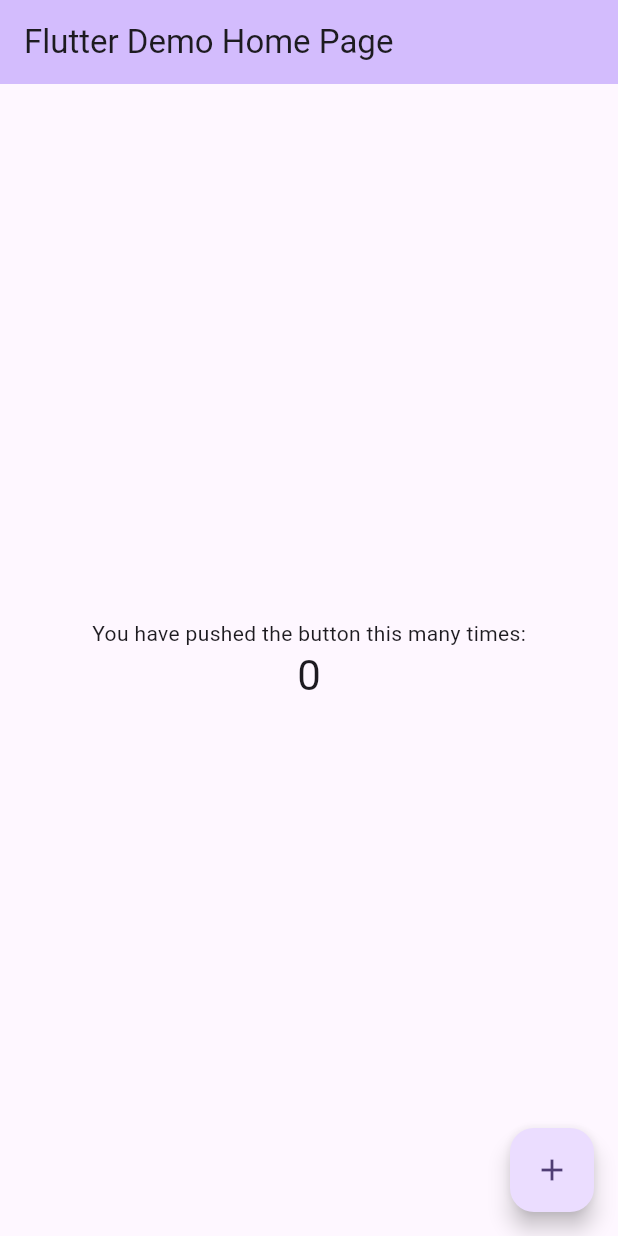
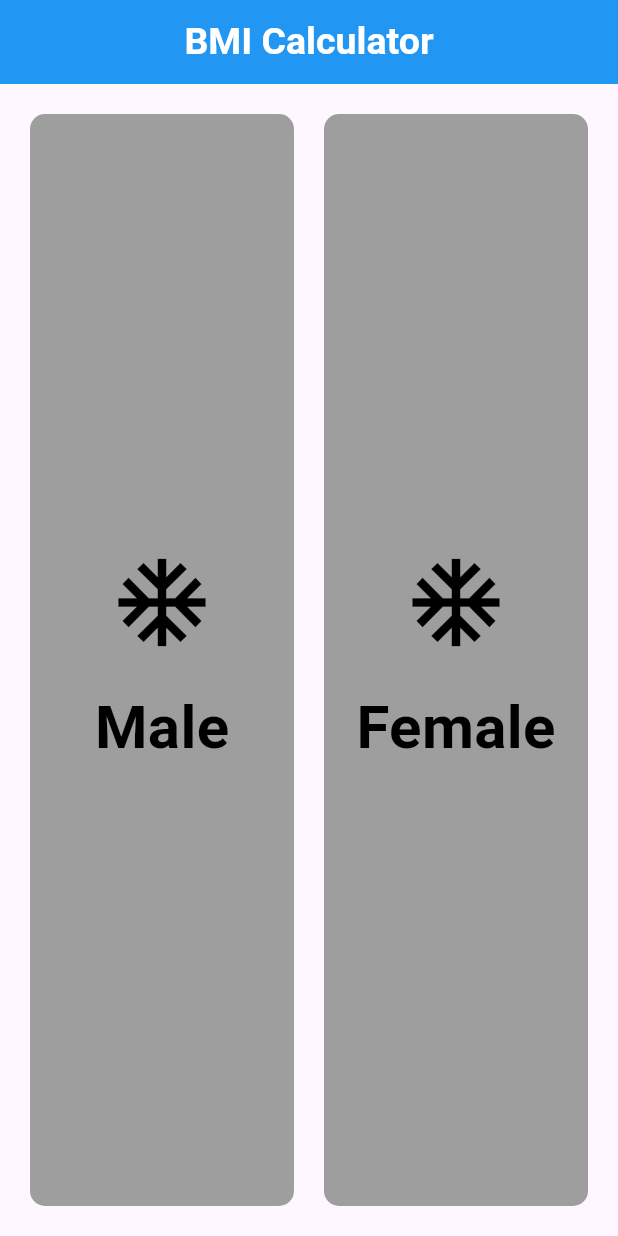
Before and after one commit to ahmed3ab3al/bmi_calculator, a Flutter app: the screen it shows after launch, on a phone screen of 412 x 824 dp. Run offline on Flutter 3.47's test engine with Material 3 defaults, Android fonts, the phone set to English and light mode, and no system bars.

Commit message:
bmi_screen

```diff
--- /dev/null
+++ b/lib/bmi_screen.dart
@@ -0,0 +1,89 @@
+import 'package:flutter/material.dart';
+
+class BmiScreen extends StatefulWidget {
+  const BmiScreen({super.key});
+
+  @override
+  State<BmiScreen> createState() => _BmiScreenState();
+}
+
+class _BmiScreenState extends State<BmiScreen> {
+  @override
+  Widget build(BuildContext context) {
+    return Scaffold(
+      appBar: AppBar(
+        backgroundColor: Colors.blue,
+        elevation: 0,
+        centerTitle: true,
+        title: Text(
+          'BMI Calculator',
+          style: TextStyle(
+            fontSize: 25,
+            fontWeight: FontWeight.bold,
+            color: Colors.white,
+          ),
+        ),
+      ),
+      body: Column(
+        children: [
+          Expanded(
+            child: Padding(
+              padding: const EdgeInsets.all(20.0),
+              child: Row(
+                children: [
+                  Expanded(
+                    child: Container(
+                      decoration: BoxDecoration(
+                        color: Colors.grey[500],
+                        borderRadius: BorderRadius.circular(10),
+                      ),
+                      child: Column(
+                        mainAxisAlignment: MainAxisAlignment.center,
+                        children: [
+                          Icon(Icons.ac_unit, size: 70, color: Colors.black),
+                          SizedBox(height: 20),
+                          Text(
+                            'Male',
+                            style: TextStyle(
+                              fontSize: 40,
+                              fontWeight: FontWeight.bold,
+                              color: Colors.black,
+                            ),
+                          ),
+                        ],
+                      ),
+                    ),
+                  ),
+                  SizedBox(width: 20),
+                  Expanded(
+                    child: Container(
+                      decoration: BoxDecoration(
+                        color: Colors.grey[500],
+                        borderRadius: BorderRadius.circular(10),
+                      ),
+                      child: Column(
+                        mainAxisAlignment: MainAxisAlignment.center,
+                        children: [
+                          Icon(Icons.ac_unit, size: 70, color: Colors.black),
+                          SizedBox(height: 20),
+                          Text(
+                            'Female',
+                            style: TextStyle(
+                              fontSize: 40,
+                              fontWeight: FontWeight.bold,
+                              color: Colors.black,
+                            ),
+                          ),
+                        ],
+                      ),
+                    ),
+                  ),
+                ],
+              ),
+            ),
+          ),
+        ],
+      ),
+    );
+  }
+}
--- a/lib/main.dart
+++ b/lib/main.dart
@@ -1,3 +1,4 @@
+import 'package:bmi_app/bmi_screen.dart';
 import 'package:flutter/material.dart';
 
 void main() {
@@ -7,116 +8,11 @@ void main() {
 class MyApp extends StatelessWidget {
   const MyApp({super.key});
 
-  // This widget is the root of your application.
   @override
   Widget build(BuildContext context) {
     return MaterialApp(
-      title: 'Flutter Demo',
-      theme: ThemeData(
-        // This is the theme of your application.
-        //
-        // TRY THIS: Try running your application with "flutter run". You'll see
-        // the application has a purple toolbar. Then, without quitting the app,
-        // try changing the seedColor in the colorScheme below to Colors.green
-        // and then invoke "hot reload" (save your changes or press the "hot
-        // reload" button in a Flutter-supported IDE, or press "r" if you used
-        // the command line to start the app).
-        //
-        // Notice that the counter didn't reset back to zero; the application
-        // state is not lost during the reload. To reset the state, use hot
-        // restart instead.
-        //
-        // This works for code too, not just values: Most code changes can be
-        // tested with just a hot reload.
-        colorScheme: ColorScheme.fromSeed(seedColor: Colors.deepPurple),
-      ),
-      home: const MyHomePage(title: 'Flutter Demo Home Page'),
+      debugShowCheckedModeBanner: false,
+      home:  BmiScreen()
     );
   }
 }
-
-class MyHomePage extends StatefulWidget {
-  const MyHomePage({super.key, required this.title});
-
-  // This widget is the home page of your application. It is stateful, meaning
-  // that it has a State object (defined below) that contains fields that affect
-  // how it looks.
-
-  // This class is the configuration for the state. It holds the values (in this
-  // case the title) provided by the parent (in this case the App widget) and
-  // used by the build method of the State. Fields in a Widget subclass are
-  // always marked "final".
-
-  final String title;
-
-  @override
-  State<MyHomePage> createState() => _MyHomePageState();
-}
-
-class _MyHomePageState extends State<MyHomePage> {
-  int _counter = 0;
-
-  void _incrementCounter() {
-    setState(() {
-      // This call to setState tells the Flutter framework that something has
-      // changed in this State, which causes it to rerun the build method below
-      // so that the display can reflect the updated values. If we changed
-      // _counter without calling setState(), then the build method would not be
-      // called again, and so nothing would appear to happen.
-      _counter++;
-    });
-  }
-
-  @override
-  Widget build(BuildContext context) {
-    // This method is rerun every time setState is called, for instance as done
-    // by the _incrementCounter method above.
-    //
-    // The Flutter framework has been optimized to make rerunning build methods
-    // fast, so that you can just rebuild anything that needs updating rather
-    // than having to individually change instances of widgets.
-    return Scaffold(
-      appBar: AppBar(
-        // TRY THIS: Try changing the color here to a specific color (to
-        // Colors.amber, perhaps?) and trigger a hot reload to see the AppBar
-        // change color while the other colors stay the same.
-        backgroundColor: Theme.of(context).colorScheme.inversePrimary,
-        // Here we take the value from the MyHomePage object that was created by
-        // the App.build method, and use it to set our appbar title.
-        title: Text(widget.title),
-      ),
-      body: Center(
-        // Center is a layout widget. It takes a single child and positions it
-        // in the middle of the parent.
-        child: Column(
-          // Column is also a layout widget. It takes a list of children and
-          // arranges them vertically. By default, it sizes itself to fit its
-          // children horizontally, and tries to be as tall as its parent.
-          //
-          // Column has various properties to control how it sizes itself and
-          // how it positions its children. Here we use mainAxisAlignment to
-          // center the children vertically; the main axis here is the vertical
-          // axis because Columns are vertical (the cross axis would be
-          // horizontal).
-          //
-          // TRY THIS: Invoke "debug painting" (choose the "Toggle Debug Paint"
-          // action in the IDE, or press "p" in the console), to see the
-          // wireframe for each widget.
-          mainAxisAlignment: MainAxisAlignment.center,
-          children: <Widget>[
-            const Text('You have pushed the button this many times:'),
-            Text(
-              '$_counter',
-              style: Theme.of(context).textTheme.headlineMedium,
-            ),
-          ],
-        ),
-      ),
-      floatingActionButton: FloatingActionButton(
-        onPressed: _incrementCounter,
-        tooltip: 'Increment',
-        child: const Icon(Icons.add),
-      ), // This trailing comma makes auto-formatting nicer for build methods.
-    );
-  }
-}
```
